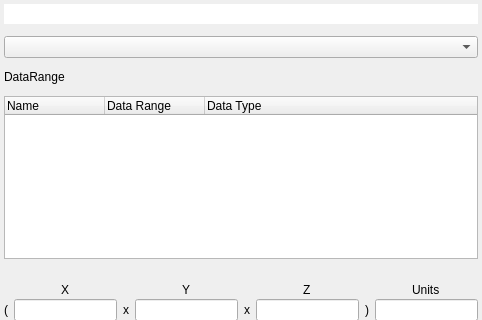
OpenChemistry/tomviz, file tomviz/DataPropertiesPanel.ui: the form before one commit; both pictures show x 0 to 482 and y 0 to 320 of the 482 by 546 pixel window.
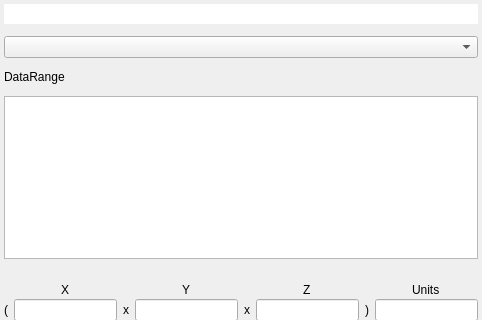
The form after the commit. Custom widgets are drawn as their Qt base class.

Commit message: Replace data info pqTreeWidget with our own

Patch:
```diff
--- a/tomviz/DataPropertiesPanel.ui
+++ b/tomviz/DataPropertiesPanel.ui
@@ -48,25 +48,7 @@
     </widget>
    </item>
    <item>
-    <widget class="pqTreeWidget" name="DataTreeWidget">
-     <property name="rootIsDecorated">
-      <bool>false</bool>
-     </property>
-     <column>
-      <property name="text">
-       <string>Name</string>
-      </property>
-     </column>
-     <column>
-      <property name="text">
-       <string>Data Range</string>
-      </property>
-     </column>
-     <column>
-      <property name="text">
-       <string>Data Type</string>
-      </property>
-     </column>
+    <widget class="QTableView" name="ScalarsTable">
     </widget>
    </item>
    <item>
```
The commit also changes 5 other files.
